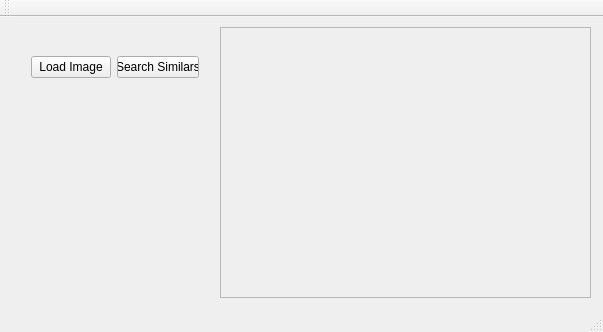
Above: Facesim/mainwindow.ui from dcharrezt/Face_Similarity before the change. Below: the same form after it.
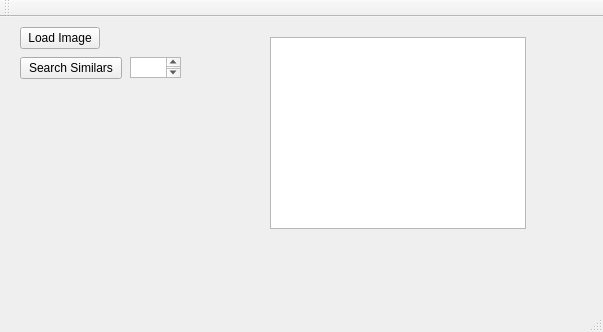
That is the form after the change.

What changed in the file:
```diff
--- a/Facesim/mainwindow.ui
+++ b/Facesim/mainwindow.ui
@@ -14,32 +14,6 @@
    <string>MS</string>
   </property>
   <widget class="QWidget" name="centralWidget">
-   <widget class="QWidget" name="horizontalLayoutWidget">
-    <property name="geometry">
-     <rect>
-      <x>20</x>
-      <y>10</y>
-      <width>190</width>
-      <height>80</height>
-     </rect>
-    </property>
-    <layout class="QHBoxLayout" name="layout_buttons">
-     <item>
-      <widget class="QPushButton" name="load_button">
-       <property name="text">
-        <string>Load Image</string>
-       </property>
-      </widget>
-     </item>
-     <item>
-      <widget class="QPushButton" name="search_button">
-       <property name="text">
-        <string>Search Similars</string>
-       </property>
-      </widget>
-     </item>
-    </layout>
-   </widget>
    <widget class="QLabel" name="imageLabel">
     <property name="geometry">
      <rect>
@@ -53,28 +27,62 @@
      <string/>
     </property>
    </widget>
-   <widget class="QScrollArea" name="scrollArea">
+   <widget class="QTextEdit" name="textEdit">
     <property name="geometry">
      <rect>
-      <x>220</x>
+      <x>130</x>
+      <y>40</y>
+      <width>51</width>
+      <height>21</height>
+     </rect>
+    </property>
+   </widget>
+   <widget class="QWidget" name="verticalLayoutWidget">
+    <property name="geometry">
+     <rect>
+      <x>310</x>
+      <y>40</y>
+      <width>231</width>
+      <height>181</height>
+     </rect>
+    </property>
+    <layout class="QVBoxLayout" name="verticalLayout"/>
+   </widget>
+   <widget class="QGraphicsView" name="graphicsView">
+    <property name="geometry">
+     <rect>
+      <x>270</x>
+      <y>20</y>
+      <width>256</width>
+      <height>192</height>
+     </rect>
+    </property>
+   </widget>
+   <widget class="QPushButton" name="load_button">
+    <property name="geometry">
+     <rect>
+      <x>20</x>
       <y>10</y>
-      <width>371</width>
-      <height>271</height>
+      <width>80</width>
+      <height>22</height>
      </rect>
     </property>
-    <property name="widgetResizable">
-     <bool>true</bool>
+    <property name="text">
+     <string>Load Image</string>
     </property>
-    <widget class="QWidget" name="scrollAreaWidgetContents">
-     <property name="geometry">
-      <rect>
-       <x>0</x>
-       <y>0</y>
-       <width>369</width>
-       <height>269</height>
-      </rect>
-     </property>
-    </widget>
+   </widget>
+   <widget class="QPushButton" name="search_button">
+    <property name="geometry">
+     <rect>
+      <x>20</x>
+      <y>40</y>
+      <width>102</width>
+      <height>22</height>
+     </rect>
+    </property>
+    <property name="text">
+     <string>Search Similars</string>
+    </property>
    </widget>
   </widget>
   <widget class="QMenuBar" name="menuBar">
```
